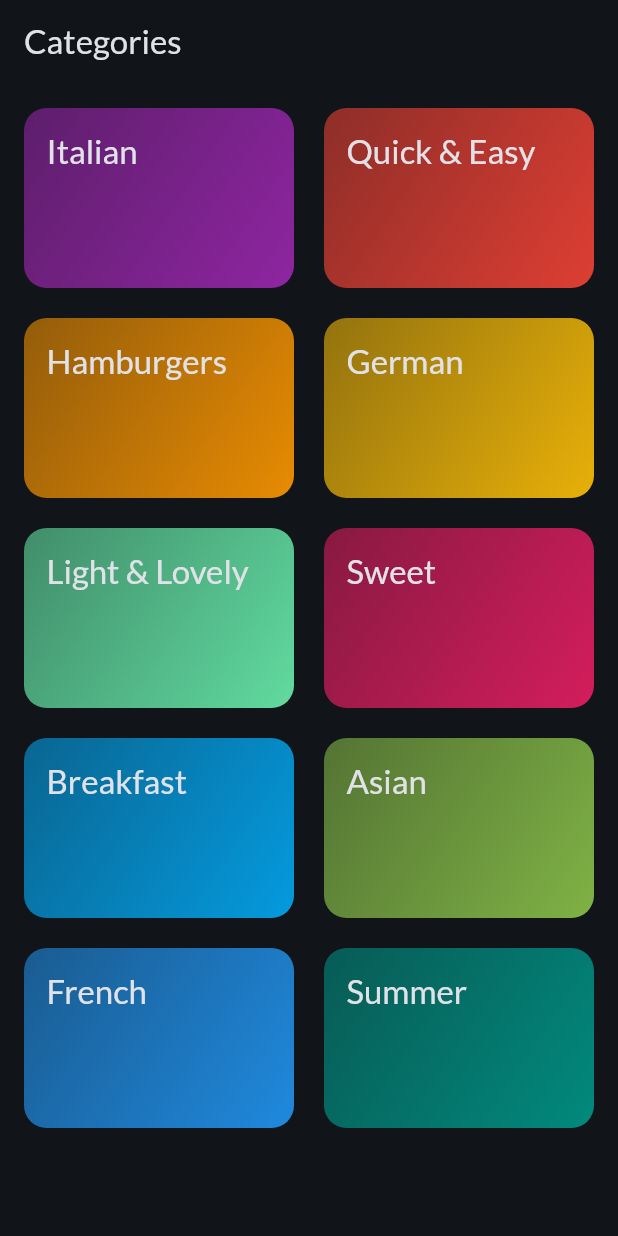
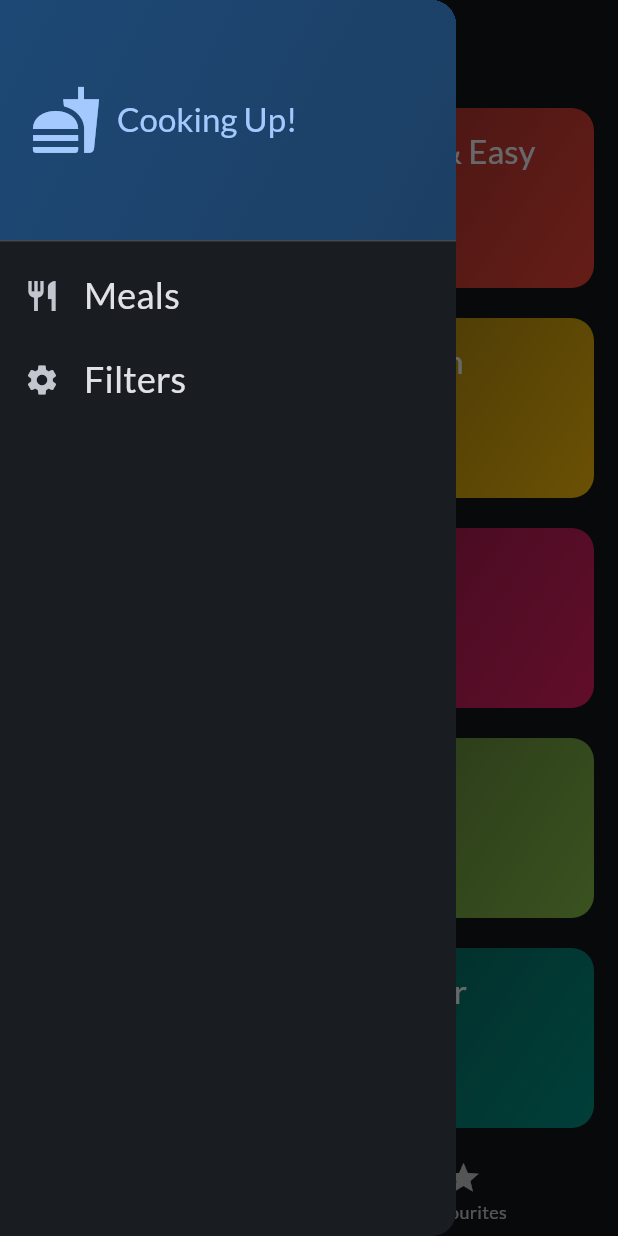
Before and after one commit to AbdhalRiyas/meals_app, a Flutter app: the screen it shows after launch, with the side drawer open (before the commit the screen has no drawer), on a phone screen of 412 x 824 dp. Run offline on Flutter 3.47's test engine with Material 3 defaults, Android fonts, the phone set to English and light mode, and no system bars; our stand-ins replace google_fonts, transparent_image.

Commit message:
added drawer and filters

```diff
--- a/lib/main.dart
+++ b/lib/main.dart
@@ -1,6 +1,6 @@
 import 'package:flutter/material.dart';
 import 'package:google_fonts/google_fonts.dart';
-import 'package:meals_app/screens/categories_screen.dart';
+import 'package:meals_app/screens/tabs.dart';
 
 final theme = ThemeData(
     colorScheme: ColorScheme.fromSeed(
@@ -21,7 +21,7 @@ class App extends StatelessWidget {
     return MaterialApp(
       title: 'Flutter Demo',
       theme: theme,
-      home: const CategoriesScreen(),
+      home: const TabsScreen(),
     );
   }
 }
--- a/lib/screens/categories_screen.dart
+++ b/lib/screens/categories_screen.dart
@@ -1,22 +1,31 @@
 import 'package:flutter/material.dart';
 import 'package:meals_app/data/dummy_data.dart';
 import 'package:meals_app/models/category.dart';
+import 'package:meals_app/models/meal.dart';
 import 'package:meals_app/screens/meals_screen.dart';
 import 'package:meals_app/widgets/category_grid_item.dart';
 
 class CategoriesScreen extends StatelessWidget {
-  const CategoriesScreen({super.key});
+  const CategoriesScreen(
+      {super.key,
+      required this.onToggleFavorite,
+      required this.availableMaals});
+
+  final void Function(Meal meal) onToggleFavorite;
+  final List<Meal> availableMaals;
 
   void _selectedCategory(BuildContext context, Category category) {
-    final filterdedMeals = dummyMeals
+    final filterdedMeals = availableMaals
         .where((meal) => meal.categories.contains(category.id))
         .toList();
+
     Navigator.push(
       context,
       MaterialPageRoute(
         builder: (context) => MealsScreen(
           title: category.title,
           meals: filterdedMeals,
+          onToggleFavorite: onToggleFavorite,
         ),
       ),
     );
@@ -24,11 +33,7 @@ class CategoriesScreen extends StatelessWidget {
 
   @override
   Widget build(BuildContext context) {
-    return Scaffold(
-      appBar: AppBar(
-        title: const Text('Categories'),
-      ),
-      body: GridView(
+    return GridView(
       padding: const EdgeInsets.all(16),
       gridDelegate: const SliverGridDelegateWithFixedCrossAxisCount(
         crossAxisCount: 2,
@@ -46,7 +51,6 @@ class CategoriesScreen extends StatelessWidget {
             },
           ),
       ],
-      ),
     );
   }
 }
--- /dev/null
+++ b/lib/screens/tabs.dart
@@ -0,0 +1,132 @@
+import 'package:flutter/material.dart';
+import 'package:meals_app/data/dummy_data.dart';
+import 'package:meals_app/models/meal.dart';
+import 'package:meals_app/screens/categories_screen.dart';
+import 'package:meals_app/screens/filters_screen.dart';
+import 'package:meals_app/screens/meals_screen.dart';
+import 'package:meals_app/widgets/main_drawer.dart';
+
+const kInitialFilters = {
+  Filter.glutenFree: false,
+  Filter.lactoseFree: false,
+  Filter.vegetarian: false,
+  Filter.vegan: false,
+};
+
+class TabsScreen extends StatefulWidget {
+  const TabsScreen({super.key});
+
+  @override
+  State<TabsScreen> createState() => _TabsScreenState();
+}
+
+class _TabsScreenState extends State<TabsScreen> {
+  int _selectedPageIndex = 0;
+  final List<Meal> _favouriteMeals = [];
+  Map<Filter, bool> _selectedFilters = kInitialFilters;
+
+  void _showInfoMessage(String message) {
+    ScaffoldMessenger.of(context).clearSnackBars();
+    ScaffoldMessenger.of(context).showSnackBar(SnackBar(
+      content: Text(message),
+      duration: const Duration(seconds: 2),
+    ));
+  }
+
+  void _toggleMealFavourites(Meal meal) {
+    final isExisting = _favouriteMeals.contains(meal);
+
+    if (isExisting) {
+      setState(() {
+        _favouriteMeals.remove(meal);
+      });
+      _showInfoMessage('Removed from favourites');
+    } else {
+      setState(() {
+        _favouriteMeals.add(meal);
+        _showInfoMessage('Added to favourites');
+      });
+    }
+  }
+
+  void _selectPage(int index) {
+    setState(() {
+      _selectedPageIndex = index;
+    });
+  }
+
+  void _setScreen(String identifier) async {
+    Navigator.of(context).pop();
+    if (identifier == 'filters') {
+      final result = await Navigator.of(context).push<Map<Filter, bool>>(
+        MaterialPageRoute(
+          builder: (ctx) => FiltersScreen(
+            currentFilters: _selectedFilters,
+          ),
+        ),
+      );
+      setState(() {
+        _selectedFilters = result ?? kInitialFilters;
+      });
+    }
+  }
+
+  @override
+  Widget build(BuildContext context) {
+    final availableMeals = dummyMeals.where(
+      (meal) {
+        if (_selectedFilters[Filter.glutenFree]! && !meal.isGlutenFree) {
+          return false;
+        }
+        if (_selectedFilters[Filter.lactoseFree]! && !meal.isLactoseFree) {
+          return false;
+        }
+        if (_selectedFilters[Filter.vegetarian]! && !meal.isVegetarian) {
+          return false;
+        }
+        if (_selectedFilters[Filter.vegan]! && !meal.isVegan) {
+          return false;
+        }
+        return true;
+      },
+    ).toList();
+    Widget activePage = CategoriesScreen(
+      onToggleFavorite: _toggleMealFavourites,
+      availableMaals: availableMeals,
+    );
+
+    var activePageTitle = 'Categories';
+
+    if (_selectedPageIndex == 1) {
+      activePage = MealsScreen(
+        meals: _favouriteMeals,
+        onToggleFavorite: _toggleMealFavourites,
+      );
+      activePageTitle = 'Your Favourites';
+    }
+
+    return Scaffold(
+      appBar: AppBar(
+        title: Text(activePageTitle),
+      ),
+      drawer: MainDrawer(
+        onSelectScreen: _setScreen,
+      ),
+      body: activePage,
+      bottomNavigationBar: BottomNavigationBar(
+        onTap: _selectPage,
+        currentIndex: _selectedPageIndex,
+        items: const [
+          BottomNavigationBarItem(
+            icon: Icon(Icons.set_meal),
+            label: 'Categories',
+          ),
+          BottomNavigationBarItem(
+            icon: Icon(Icons.star),
+            label: 'Favourites',
+          ),
+        ],
+      ),
+    );
+  }
+}
--- /dev/null
+++ b/lib/widgets/main_drawer.dart
@@ -0,0 +1,68 @@
+import 'package:flutter/material.dart';
+
+class MainDrawer extends StatelessWidget {
+  const MainDrawer({super.key, required this.onSelectScreen});
+
+  final void Function(String identifier) onSelectScreen;
+
+  @override
+  Widget build(BuildContext context) {
+    return Drawer(
+      child: Column(
+        children: [
+          DrawerHeader(
+            decoration: BoxDecoration(
+              gradient: LinearGradient(colors: [
+                Theme.of(context).colorScheme.primaryContainer,
+                Theme.of(context).colorScheme.primaryContainer.withOpacity(0.8),
+              ], begin: Alignment.topLeft, end: Alignment.bottomRight),
+            ),
+            padding: EdgeInsets.all(20),
+            child: Row(
+              children: [
+                Icon(
+                  Icons.fastfood,
+                  size: 48,
+                  color: Theme.of(context).colorScheme.primary,
+                ),
+                const SizedBox(width: 10),
+                Text(
+                  'Cooking Up!',
+                  style: Theme.of(context).textTheme.titleLarge!.copyWith(
+                        color: Theme.of(context).colorScheme.primary,
+                      ),
+                )
+              ],
+            ),
+          ),
+          ListTile(
+            leading: const Icon(Icons.restaurant),
+            title: Text(
+              'Meals',
+              style: Theme.of(context).textTheme.titleSmall!.copyWith(
+                    color: Theme.of(context).colorScheme.onSurface,
+                    fontSize: 24,
+                  ),
+            ),
+            onTap: () {
+              onSelectScreen('meals');
+            },
+          ),
+          ListTile(
+            leading: const Icon(Icons.settings),
+            title: Text(
+              'Filters',
+              style: Theme.of(context).textTheme.titleSmall!.copyWith(
+                    color: Theme.of(context).colorScheme.onSurface,
+                    fontSize: 24,
+                  ),
+            ),
+            onTap: () {
+              onSelectScreen('filters');
+            },
+          ),
+        ],
+      ),
+    );
+  }
+}
```
Also changed, not shown: lib/screens/filters_screen.dart (added, +168 -0 lines), lib/screens/meal_details_screen.dart (+59 -8 lines), lib/screens/meals_screen.dart (+16 -5 lines). Lines whose indentation alone changed are shown as unchanged.
